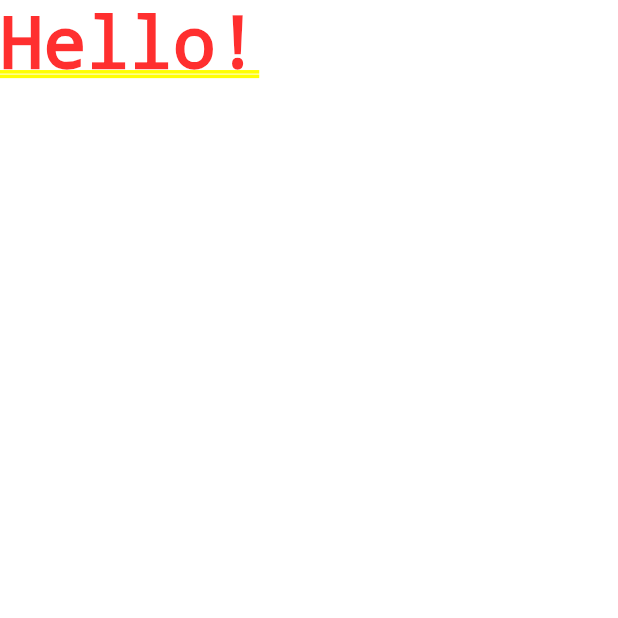
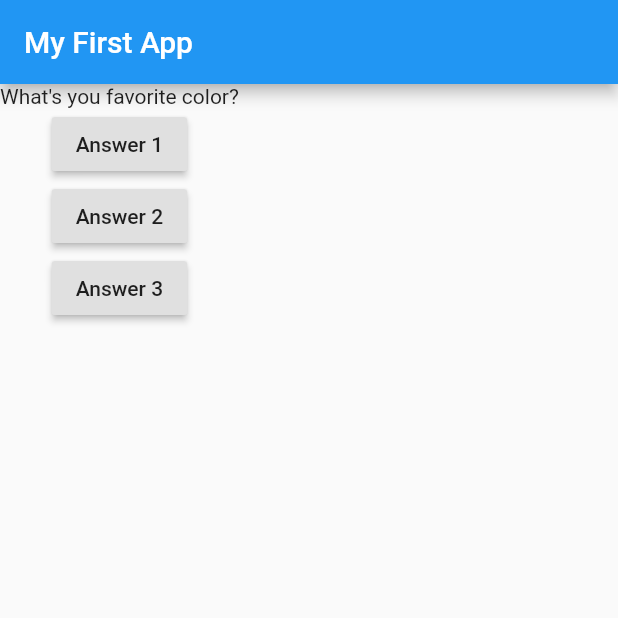
Before and after one commit to aderito95/Flutter_Guide, a Flutter app: the screen it shows after launch, on a phone screen of 412 x 824 dp, the top half of it. Run offline on Flutter 3.47's test engine with Material 2 defaults, Android fonts, the phone set to English and light mode, and no system bars.

Commit message:
Stateless  widget complete

```diff
--- a/lib/main.dart
+++ b/lib/main.dart
@@ -1,11 +1,51 @@
 import 'package:flutter/material.dart';
 
-void main() {
-  runApp(MyApp());
-}
+// void main() {
+//   runApp(MyApp());
+// }
+
+void main() => runApp(MyApp());
 
 class MyApp extends StatelessWidget {
+  var questionIndex = 0;
+
+  void answerQuestion() {
+    questionIndex += 1;
+  }
+
+  @override
   Widget build(BuildContext context) {
-    return MaterialApp(home: Text('Hello!'));
+    var questions = [
+      'What\'s you favorite color?',
+      'What\'s your favorite animal?',
+    ];
+    return MaterialApp(
+      home: Scaffold(
+        appBar: AppBar(
+          title: Text('My First App'),
+        ),
+        body: Column(
+          children: [
+            Text(questions.elementAt(questionIndex)),
+            RaisedButton(
+              child: Text('Answer 1'),
+              onPressed:
+                  answerQuestion, //we are passing a pointer to the fuction that we want to execute when a button is pressed, so i dont need the () because otherwise the fuction is called instatly and the result is passed to onpressed
+            ),
+            RaisedButton(
+              child: Text('Answer 2'),
+              onPressed: () => print('Answer 2 chosen'),
+            ),
+            RaisedButton(
+              child: Text('Answer 3'),
+              onPressed: () {
+                //...
+                print('Answer 3 chosen');
+              },
+            ),
+          ],
+        ),
+      ),
+    );
   }
 }
```
